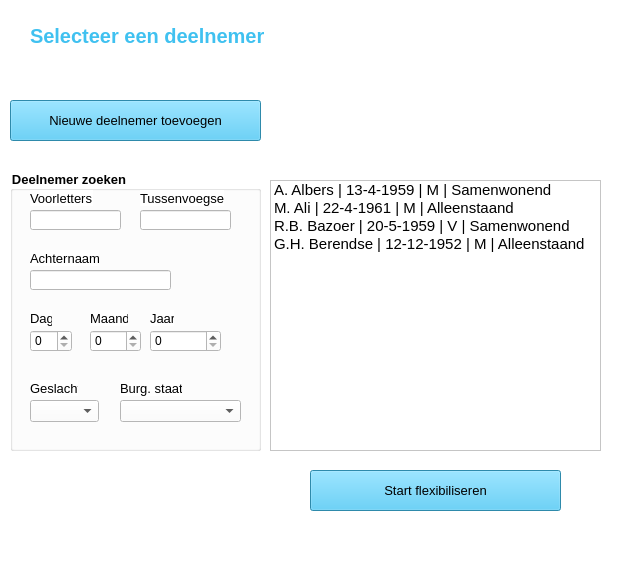
First picture: the form in deelnemerselectie.ui, repository Alwin1234567/AR-project, before the edit.
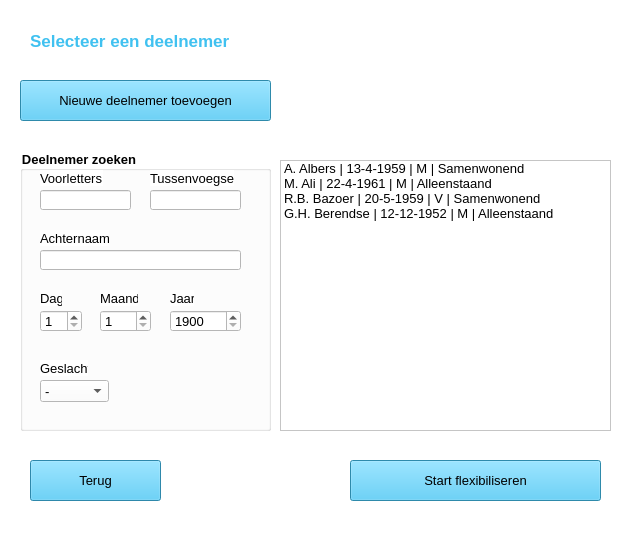
Second picture: the form after the edit. Icons and pictures are not drawn.

```diff
--- a/deelnemerselectie.ui
+++ b/deelnemerselectie.ui
@@ -6,8 +6,8 @@
    <rect>
     <x>0</x>
     <y>0</y>
-    <width>619</width>
-    <height>565</height>
+    <width>634</width>
+    <height>557</height>
    </rect>
   </property>
   <property name="windowTitle">
@@ -20,8 +20,8 @@
    <widget class="QLabel" name="lbl_logo">
     <property name="geometry">
      <rect>
-      <x>390</x>
-      <y>10</y>
+      <x>400</x>
+      <y>0</y>
       <width>200</width>
       <height>44</height>
      </rect>
@@ -39,8 +39,8 @@
    <widget class="QPushButton" name="pushButton">
     <property name="geometry">
      <rect>
-      <x>10</x>
-      <y>100</y>
+      <x>20</x>
+      <y>80</y>
       <width>251</width>
       <height>41</height>
      </rect>
@@ -62,8 +62,8 @@
    <widget class="QPushButton" name="pushButton_2">
     <property name="geometry">
      <rect>
-      <x>310</x>
-      <y>470</y>
+      <x>350</x>
+      <y>460</y>
       <width>251</width>
       <height>41</height>
      </rect>
@@ -83,15 +83,15 @@
    <widget class="QListWidget" name="listWidget">
     <property name="geometry">
      <rect>
-      <x>270</x>
-      <y>180</y>
+      <x>280</x>
+      <y>160</y>
       <width>331</width>
       <height>271</height>
      </rect>
     </property>
     <property name="font">
      <font>
-      <pointsize>11</pointsize>
+      <pointsize>10</pointsize>
      </font>
     </property>
     <item>
@@ -118,8 +118,8 @@
    <widget class="QGroupBox" name="groupBox">
     <property name="geometry">
      <rect>
-      <x>10</x>
-      <y>170</y>
+      <x>20</x>
+      <y>150</y>
       <width>251</width>
       <height>281</height>
      </rect>
@@ -157,10 +157,15 @@
       <rect>
        <x>20</x>
        <y>100</y>
-       <width>141</width>
+       <width>201</width>
        <height>20</height>
       </rect>
      </property>
+     <property name="font">
+      <font>
+       <pointsize>10</pointsize>
+      </font>
+     </property>
     </widget>
     <widget class="QLabel" name="label_2">
      <property name="geometry">
@@ -189,6 +194,17 @@
        <height>22</height>
       </rect>
      </property>
+     <property name="font">
+      <font>
+       <pointsize>10</pointsize>
+      </font>
+     </property>
+     <property name="minimum">
+      <number>1</number>
+     </property>
+     <property name="maximum">
+      <number>12</number>
+     </property>
     </widget>
     <widget class="QSpinBox" name="spinBox_3">
      <property name="geometry">
@@ -199,6 +215,17 @@
        <height>22</height>
       </rect>
      </property>
+     <property name="font">
+      <font>
+       <pointsize>10</pointsize>
+      </font>
+     </property>
+     <property name="minimum">
+      <number>1</number>
+     </property>
+     <property name="maximum">
+      <number>31</number>
+     </property>
     </widget>
     <widget class="QLineEdit" name="lineEdit_2">
      <property name="geometry">
@@ -209,6 +236,11 @@
        <height>20</height>
       </rect>
      </property>
+     <property name="font">
+      <font>
+       <pointsize>10</pointsize>
+      </font>
+     </property>
     </widget>
     <widget class="QLabel" name="label_7">
      <property name="geometry">
@@ -237,6 +269,11 @@
        <height>20</height>
       </rect>
      </property>
+     <property name="font">
+      <font>
+       <pointsize>10</pointsize>
+      </font>
+     </property>
     </widget>
     <widget class="QLabel" name="label_6">
      <property name="geometry">
@@ -265,16 +302,26 @@
        <height>22</height>
       </rect>
      </property>
-    </widget>
-    <widget class="QComboBox" name="comboBox_2">
-     <property name="geometry">
-      <rect>
-       <x>110</x>
-       <y>230</y>
-       <width>121</width>
-       <height>22</height>
-      </rect>
+     <property name="font">
+      <font>
+       <pointsize>10</pointsize>
+      </font>
      </property>
+     <item>
+      <property name="text">
+       <string>-</string>
+      </property>
+     </item>
+     <item>
+      <property name="text">
+       <string>M</string>
+      </property>
+     </item>
+     <item>
+      <property name="text">
+       <string>V</string>
+      </property>
+     </item>
     </widget>
     <widget class="QLabel" name="label_4">
      <property name="geometry">
@@ -294,24 +341,6 @@
       <string>Geslacht</string>
      </property>
     </widget>
-    <widget class="QLabel" name="label_5">
-     <property name="geometry">
-      <rect>
-       <x>110</x>
-       <y>210</y>
-       <width>62</width>
-       <height>16</height>
-      </rect>
-     </property>
-     <property name="font">
-      <font>
-       <pointsize>10</pointsize>
-      </font>
-     </property>
-     <property name="text">
-      <string>Burg. staat</string>
-     </property>
-    </widget>
     <widget class="QLabel" name="label">
      <property name="geometry">
       <rect>
@@ -333,17 +362,28 @@
     <widget class="QSpinBox" name="spinBox">
      <property name="geometry">
       <rect>
-       <x>140</x>
+       <x>150</x>
        <y>160</y>
        <width>71</width>
        <height>22</height>
       </rect>
      </property>
+     <property name="font">
+      <font>
+       <pointsize>10</pointsize>
+      </font>
+     </property>
+     <property name="minimum">
+      <number>1900</number>
+     </property>
+     <property name="maximum">
+      <number>3000</number>
+     </property>
     </widget>
     <widget class="QLabel" name="label_3">
      <property name="geometry">
       <rect>
-       <x>140</x>
+       <x>150</x>
        <y>140</y>
        <width>24</width>
        <height>16</height>
@@ -363,14 +403,14 @@
     <property name="geometry">
      <rect>
       <x>30</x>
-      <y>20</y>
+      <y>30</y>
       <width>291</width>
-      <height>31</height>
+      <height>21</height>
      </rect>
     </property>
     <property name="font">
      <font>
-      <pointsize>15</pointsize>
+      <pointsize>13</pointsize>
       <weight>75</weight>
       <bold>true</bold>
      </font>
@@ -382,6 +422,29 @@
      <string>Selecteer een deelnemer</string>
     </property>
    </widget>
+   <widget class="QPushButton" name="btnTerug">
+    <property name="geometry">
+     <rect>
+      <x>30</x>
+      <y>460</y>
+      <width>131</width>
+      <height>41</height>
+     </rect>
+    </property>
+    <property name="font">
+     <font>
+      <pointsize>10</pointsize>
+     </font>
+    </property>
+    <property name="styleSheet">
+     <string notr="true">background-color: rgb(64, 191, 240);
+
+</string>
+    </property>
+    <property name="text">
+     <string>Terug</string>
+    </property>
+   </widget>
   </widget>
   <widget class="QMenuBar" name="menubar">
    <property name="geometry">
```
Left out of the diff: 33 changed lines with no effect on the pictures.
